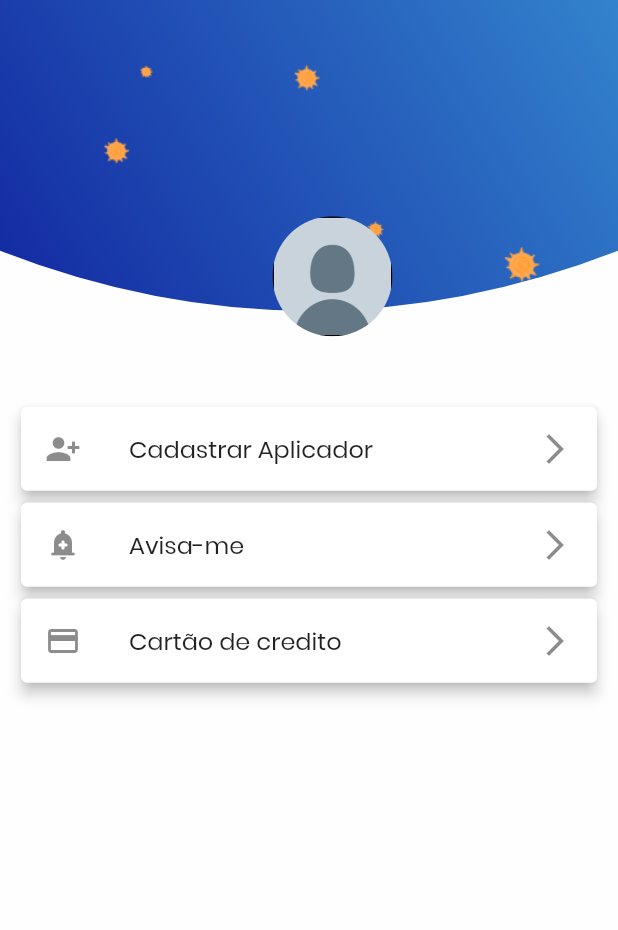
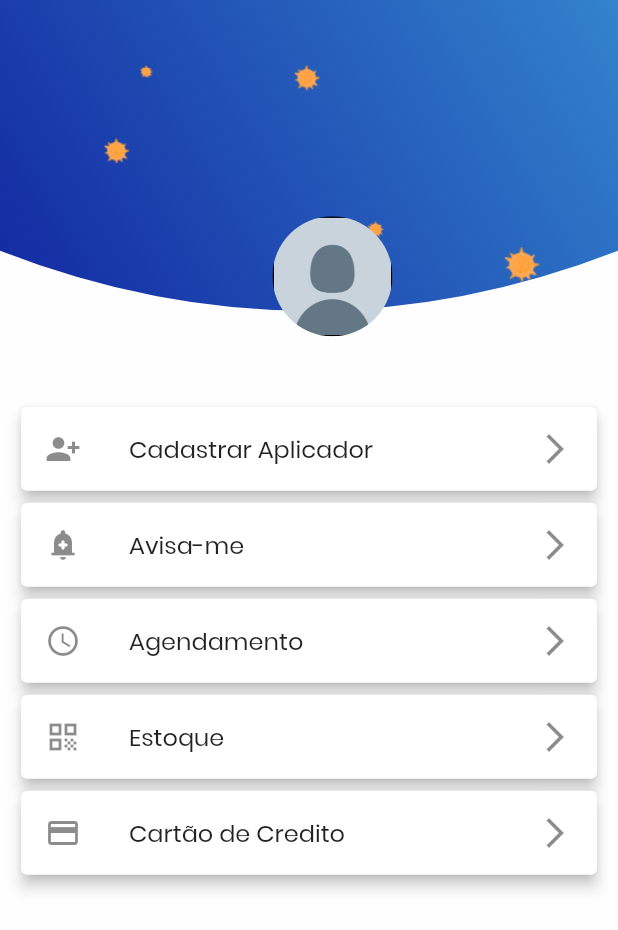
Before and after one commit to Jackson-Antunes-Sampaio/Suvic-FrontEnd, a Flutter app: the MenuScreen screen opened directly, on a phone screen of 412 x 824 dp. Shown: the top 930 px of the screen. Run offline on Flutter 3.47's test engine with Material 2 defaults, Android fonts, the phone set to English and light mode, and no system bars; our stand-ins replace another_flushbar, brasil_fields, carousel_slider, cookie_jar, dio, dio_cookie_manager and 10 more; missing offline and left inert: credit_card_type_detector; accounts and stored records are empty; network calls fail.

Commit message:
new_version

```diff
--- a/lib/routes/app_page.dart
+++ b/lib/routes/app_page.dart
@@ -1,4 +1,4 @@
-import 'package:covid_19/controllers/credit_card_controller.dart';
+import 'package:covid_19/screens/agendament/agendament.dart';
 import 'package:covid_19/screens/base/base_screen.dart';
 import 'package:covid_19/screens/credit_card/credit_card_screen.dart';
 import 'package:covid_19/screens/home/home_screen.dart';
@@ -7,6 +7,7 @@ import 'package:covid_19/screens/login/login_screen.dart';
 import 'package:covid_19/screens/notify_covid/notify_covid_screen.dart';
 import 'package:covid_19/screens/registration_users/registration_users_screen.dart';
 import 'package:covid_19/screens/splash/splash_screen.dart';
+import 'package:covid_19/screens/stock/dashboard.dart';
 import 'package:covid_19/screens/vaccine_card/vaccine_card_screen.dart';
 import 'package:covid_19/screens/webview_suvic/webview_suvic_screen.dart';
 import 'package:get/get_navigation/src/routes/get_route.dart';
@@ -18,7 +19,7 @@ class AppPage {
 
   static final routes = [
     GetPage(
-      name: Routes.HOME ,
+      name: Routes.HOME,
       page: () => HomeScreen(),
       //binding: HomeBindings()
     ),
@@ -28,12 +29,12 @@ class AppPage {
       //binding: HomeBindings()
     ),
     GetPage(
-        name: Routes.SPLASHSCREENAPP,
-        page: ()=> SplashScreenApp(),
+      name: Routes.SPLASHSCREENAPP,
+      page: () => SplashScreenApp(),
     ),
     GetPage(
-        name: Routes.INFO,
-        page: () => InfoScreen(),
+      name: Routes.INFO,
+      page: () => InfoScreen(),
     ),
     GetPage(
       name: Routes.VACCINECARD,
@@ -56,8 +57,16 @@ class AppPage {
       page: () => RegistrationUsersScreen(),
     ),
     GetPage(
-      name: Routes.CREDITCARDS,
-      page: () => CreditCardScreen(),
+
+      name: Routes.StockVacina,
+      page: () => DashboardStock(),
     ),
-    ];
+    GetPage(
+      name: Routes.AGENDAMENT,
+      page: () => Agendament(),
+    ),
+    GetPage(
+        name: Routes.CREDITCARDS,
+        page: ()=> CreditCardScreen())
+  ];
 }
--- a/lib/routes/app_routes.dart
+++ b/lib/routes/app_routes.dart
@@ -1,7 +1,6 @@
 part of '../routes/app_page.dart';
 
-abstract class Routes{
-
+abstract class Routes {
   static const HOME = 'HomeScreen';
   static const LOGIN = 'LoginScreen';
   static const SPLASHSCREENAPP = 'SplashScreenAppScreen';
@@ -13,4 +12,6 @@ abstract class Routes{
   static const REGISTRATIONUSERS = 'RegistrationUsersScreen';
   static const CREDITCARDS = 'CreditCardScreen';
 
+  static const StockVacina = 'DashboardStock';
+  static const AGENDAMENT = 'Agendament';
 }
--- a/lib/screens/agendament/agendament.dart
+++ b/lib/screens/agendament/agendament.dart
@@ -1,7 +1,9 @@
 import 'package:covid_19/common/botton_navigation_bar/bottom_navigation_bar_new.dart';
+import 'package:covid_19/common/text_fiel_custom.dart';
 import 'package:covid_19/models/page_manager.dart';
 import 'package:covid_19/screens/agendament/elements/autocomplete_time.dart';
 import 'package:covid_19/screens/agendament/elements/autocomplete_vaccine.dart';
+import 'package:covid_19/screens/credit_card/components/text_form_field.dart';
 import 'package:covid_19/utils/styles/style.dart';
 import 'package:flutter/material.dart';
 import 'package:get/get.dart';
@@ -69,6 +71,7 @@ class _AgendamentState extends State<Agendament> {
                   ),
                 ),
               ),
+
               Container(
                 child: Form(
                   child: Column(
@@ -84,6 +87,7 @@ class _AgendamentState extends State<Agendament> {
                         child: TextFormField(
                           decoration: InputDecoration(
                             labelText: 'Data',
+                            isDense: true,
                             border: OutlineInputBorder(),
                           ),
                         ),
@@ -216,7 +220,6 @@ class _AgendamentState extends State<Agendament> {
           ),
         ),
       ),
-      bottomNavigationBar: BottomNavigationBarNew(),
     );
   }
 }
--- a/lib/screens/agendament/elements/autocomplete_time.dart
+++ b/lib/screens/agendament/elements/autocomplete_time.dart
@@ -22,6 +22,7 @@ Widget autocompleTime() {
       return TextFormField(
         decoration: InputDecoration(
           labelText: 'Horário',
+          isDense: true,
           border: OutlineInputBorder(),
         ),
         controller: textEditingController,
--- a/lib/screens/menu/menu_screen.dart
+++ b/lib/screens/menu/menu_screen.dart
@@ -1,13 +1,11 @@
 import 'package:covid_19/controllers/user_controller.dart';
-import 'package:covid_19/models/user_model.dart';
 import 'package:covid_19/routes/app_page.dart';
+
 import 'package:covid_19/screens/menu/components/header_menu.dart';
 import 'package:flutter/material.dart';
 import 'package:get/get.dart';
 
-
 class MenuScreen extends StatelessWidget {
-
   final UserController userController = Get.find();
 
   @override
@@ -30,7 +28,7 @@ class MenuScreen extends StatelessWidget {
                     leading: Icon(Icons.person_add_alt_1),
                     title: Text('Cadastrar Aplicador'),
                     trailing: Icon(Icons.arrow_forward_ios),
-                    onTap: (){
+                    onTap: () {
                       Get.toNamed(Routes.REGISTRATIONUSERS);
                     },
                   ),
@@ -41,7 +39,7 @@ class MenuScreen extends StatelessWidget {
                     leading: Icon(Icons.add_alert_rounded),
                     title: Text('Avisa-me'),
                     trailing: Icon(Icons.arrow_forward_ios),
-                    onTap: (){
+                    onTap: () {
                       Get.toNamed(Routes.NOTIFYCOVID);
                     },
                   ),
@@ -49,14 +47,40 @@ class MenuScreen extends StatelessWidget {
                 Card(
                   elevation: 4,
                   child: ListTile(
-                    leading: Icon(Icons.credit_card_outlined),
-                    title: Text('Cartão de credito'),
+
+                    leading: Icon(Icons.schedule),
+                    title: Text('Agendamento'),
                     trailing: Icon(Icons.arrow_forward_ios),
-                    onTap: (){
-                      Get.toNamed(Routes.CREDITCARDS);
+                    onTap: () {
+                      Get.toNamed(Routes.AGENDAMENT);
                     },
                   ),
-                )
+                ),
+                Card(
+                  elevation: 4,
+                  child: ListTile(
+                    leading: Icon(Icons.qr_code),
+                    title: Text('Estoque'),
+                    trailing: Icon(Icons.arrow_forward_ios),
+                    onTap: () {
+                      Get.toNamed(Routes.StockVacina);
+
+                    },
+                  ),
+                ),
+                Card(
+                  elevation: 4,
+                  child: ListTile(
+                    leading: Icon(Icons.credit_card_outlined),
+                    title: Text('Cartão de Credito'),
+                    trailing: Icon(Icons.arrow_forward_ios),
+                    onTap: () {
+                      Get.toNamed(Routes.CREDITCARDS);
+
+                    },
+                  ),
+                ),
+
               ],
             ),
           )
```
Also changed, not shown: lib/repositories/user_repository.dart (+18 -12 lines), lib/screens/agendament/elements/autocomplete_vaccine.dart (+12 -0 lines).
